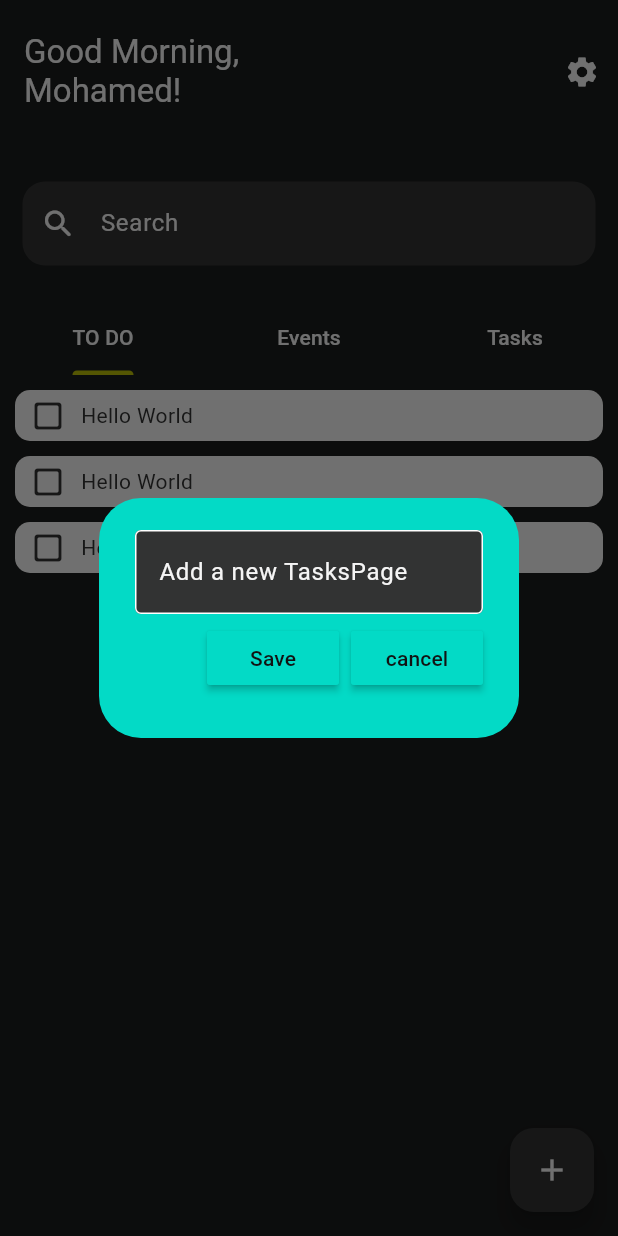
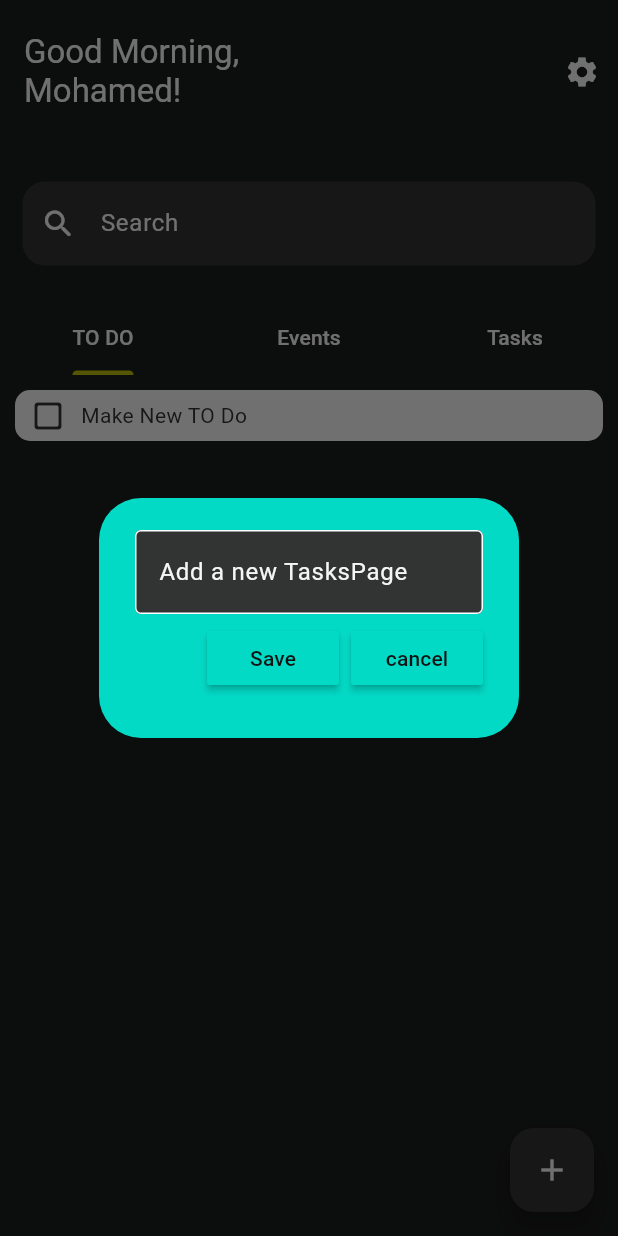
Before and after one commit to zayan1110/ToDo, a Flutter app: the screen it shows after launch, after a tap on the "add" icon, on a phone screen of 412 x 824 dp. Run offline on Flutter 3.47's test engine with Material 3 defaults, Android fonts, the phone set to English and light mode, and no system bars; our stand-ins replace hive, hive_flutter; accounts and stored records are empty.

Commit message:
Adding Models & Refactor ToDo Database

```diff
--- a/lib/data/database.dart
+++ /dev/null
@@ -1,23 +0,0 @@
-import 'package:hive/hive.dart';
-
-class ToDoDataBase {
-  List toDoList = [];
-
-  final _myBox = Hive.box('MyBox');
-
-  void createInitialData() {
-    toDoList = [
-      ['Make Tutorial', false],
-      ['Do Exercise', false],
-    ];
-    _myBox.put("TODOLIST", toDoList);
-  }
-
-  void loadData() {
-    toDoList = _myBox.get("TODOLIST") ?? [];
-  }
-
-  void updateDataBase() {
-    _myBox.put("TODOLIST", toDoList);
-  }
-}
--- /dev/null
+++ b/lib/data/todo_database.dart
@@ -0,0 +1,26 @@
+import 'package:hive/hive.dart';
+
+import '../domain/todo_model.dart';
+
+const String _boxKey = "BOX_KEY";
+const String _toDoKey = "TODO_KEY";
+
+class ToDoDatabase {
+  ToDoDatabase._();
+
+  factory ToDoDatabase() => _instance;
+
+  static final ToDoDatabase _instance = ToDoDatabase._();
+
+  List get toDos => _todo;
+
+  static final _box = Hive.box(_boxKey);
+
+  void updateDatabase() => _box.put(_toDoKey, _todo);
+
+  void addToDo(ToDo todo) => {_todo.add(todo), updateDatabase()};
+
+  void removeToDo(ToDo todo) => {_todo.remove(todo), updateDatabase()};
+
+  final List _todo = _box.get(_toDoKey, defaultValue: [ToDo(name: "Make New TO Do")]);
+}
--- /dev/null
+++ b/lib/domain/event_model.dart
@@ -0,0 +1,7 @@
+import 'task_and_event_model.dart';
+
+class Event extends TaskAndEvent {
+  final DateTime endDate;
+
+  Event({required this.endDate, required super.name, required super.date, required super.description});
+}
--- /dev/null
+++ b/lib/domain/task_and_event_model.dart
@@ -0,0 +1,10 @@
+abstract class TaskAndEvent {
+  final String name;
+  final DateTime date;
+  final String description;
+  // final Category category;
+
+  const TaskAndEvent({required this.name, required this.date, required this.description});
+}
+
+enum Category { work, home, life, study }
--- /dev/null
+++ b/lib/domain/task_model.dart
@@ -0,0 +1,8 @@
+import 'task_and_event_model.dart';
+
+class Task extends TaskAndEvent {
+  final Status status;
+  Task({required this.status, required super.name, required super.date, required super.description});
+}
+
+enum Status { toDo, done, late }
--- /dev/null
+++ b/lib/domain/todo_model.dart
@@ -0,0 +1,19 @@
+import 'package:hive/hive.dart';
+
+part 'todo_model.g.dart';
+
+@HiveType(typeId: 0)
+class ToDo extends HiveObject {
+  @HiveField(0)
+  final String name;
+
+  @HiveField(1)
+  bool isChecked = false;
+  // final ToDoPriority priority;
+
+  ToDo({required this.name});
+
+  void toggleChecked() => isChecked = !isChecked;
+}
+
+enum ToDoPriority { veryImportant, semiImportant, notImportant }
--- a/lib/main.dart
+++ b/lib/main.dart
@@ -1,11 +1,19 @@
 import 'package:flutter/material.dart';
+import 'package:flutter/services.dart';
 import 'package:hive_flutter/hive_flutter.dart';
 
 import 'app/app.dart';
+import 'domain/todo_model.dart';
 
 void main() async {
+  WidgetsFlutterBinding.ensureInitialized();
+
   await Hive.initFlutter();
-  await Hive.openBox('myBox');
+  Hive.registerAdapter(ToDoAdapter());
+  await Hive.openBox('BOX_KEY');
+
+  SystemChrome.setPreferredOrientations([DeviceOrientation.portraitUp]);
+  SystemChrome.setEnabledSystemUIMode(SystemUiMode.immersiveSticky, overlays: [SystemUiOverlay.top]);
 
   runApp(const NoteApp());
 }
--- a/lib/presentation/main_view.dart
+++ b/lib/presentation/main_view.dart
@@ -9,7 +9,7 @@ class MainView extends StatefulWidget {
   const MainView({super.key});
 
   @override
-  _MainViewState createState() => _MainViewState();
+  State<MainView> createState() => _MainViewState();
 }
 
 class _MainViewState extends State<MainView> with SingleTickerProviderStateMixin {
--- a/lib/presentation/pages/todo_page.dart
+++ b/lib/presentation/pages/todo_page.dart
@@ -1,8 +1,8 @@
 import 'package:flutter/material.dart';
-import 'package:hive/hive.dart';
 
-import '../../data/database.dart';
-import '../resources/util/dialog_Box.dart';
+import '../../data/todo_database.dart';
+import '../../domain/todo_model.dart';
+import '../widgets/dialog_box.dart';
 
 class ToDoPage extends StatefulWidget {
   const ToDoPage({super.key});
@@ -12,84 +12,57 @@ class ToDoPage extends StatefulWidget {
 }
 
 class _ToDoPageState extends State<ToDoPage> {
-  final _myBox = Hive.box('MyBox');
-
-  ToDoDataBase db = ToDoDataBase();
-
-  @override
-  void initState() {
-    if (_myBox.get("TODOLIST") == null) {
-      db.createInitialData();
-    } else {
-      db.loadData();
-    }
-
-    super.initState();
-  }
-
+  final ToDoDatabase db = ToDoDatabase();
   final _controller = TextEditingController();
 
-  void checkBoxChanged(bool? value, int index) {
-    setState(() => db.toDoList[index][1] = !db.toDoList[index][1]);
-    db.updateDataBase();
-  }
+  void saveNewToDo() => {setState(() => db.addToDo(ToDo(name: _controller.text))), _controller.clear(), Navigator.pop(context)};
 
-  void saveNewToDo() {
-    setState(() => db.toDoList.add([_controller.text, false]));
-    Navigator.of(context).pop();
-    _controller.clear();
-
-    db.updateDataBase();
-  }
-
-  void createNewToDo(BuildContext context) {
-    showDialog(
-      context: context,
-      builder: (context) => DialogBox(
-        onSave: saveNewToDo,
-        controller: _controller,
-        onCancel: Navigator.of(context).pop,
-      ),
-    );
-  }
-
-  void deleteToDo(int index) {
-    setState(() => db.toDoList.removeAt(index));
-    db.updateDataBase();
-  }
+  void createNewToDo(BuildContext context) => showDialog(
+      context: context, builder: (context) => DialogBox(onSave: saveNewToDo, controller: _controller, onCancel: Navigator.of(context).pop));
 
   @override
   Widget build(BuildContext context) {
     return Scaffold(
       body: ListView.separated(
-        itemCount: 3,
+        itemCount: db.toDos.length,
         padding: const EdgeInsets.all(10),
         separatorBuilder: (_, __) => const SizedBox(height: 10),
-        itemBuilder: (_, index) => ToDoTile(title: index.toString()),
+        itemBuilder: (_, index) => ToDoTile(todo: db.toDos[index]),
       ),
       floatingActionButton: FloatingActionButton(child: const Icon(Icons.add), onPressed: () => createNewToDo(context)),
     );
   }
 }
 
-class ToDoTile extends StatelessWidget {
-  final String title;
-  const ToDoTile({super.key, required this.title});
+class ToDoTile extends StatefulWidget {
+  final ToDo todo;
+  const ToDoTile({required this.todo, super.key});
+
+  @override
+  State<ToDoTile> createState() => _ToDoTileState();
+}
+
+class _ToDoTileState extends State<ToDoTile> {
+  final ToDoDatabase db = ToDoDatabase();
+
+  void checkBoxChanged() => setState(() => {widget.todo.toggleChecked(), db.updateDatabase()});
+
+  TextDecoration? isCheckedLine() => widget.todo.isChecked ? TextDecoration.lineThrough : null;
+
+  IconData isCheckedIcon() => widget.todo.isChecked ? Icons.check_box_rounded : Icons.check_box_outline_blank_rounded;
 
   @override
   Widget build(BuildContext context) {
     return GestureDetector(
+      onTap: checkBoxChanged,
       child: Container(
         padding: const EdgeInsets.symmetric(horizontal: 10, vertical: 5),
         decoration: BoxDecoration(color: Theme.of(context).colorScheme.primaryContainer, borderRadius: const BorderRadius.all(Radius.circular(10))),
         child: Row(
           children: [
-            Icon(
-              Icons.check_box_outline_blank_rounded,
-              color: Theme.of(context).colorScheme.onPrimaryContainer,
-            ),
+            Icon(isCheckedIcon(), color: Theme.of(context).colorScheme.onPrimaryContainer),
             const SizedBox(width: 10),
-            Text("Hello World", style: TextStyle(color: Theme.of(context).colorScheme.onPrimaryContainer)),
+            Text(widget.todo.name, style: TextStyle(color: Theme.of(context).colorScheme.onPrimaryContainer, decoration: isCheckedLine())),
           ],
         ),
       ),
--- a/lib/presentation/resources/util/custom_button.dart
+++ /dev/null
@@ -1,22 +0,0 @@
-import 'package:flutter/material.dart';
-
-class custombutton extends StatelessWidget {
-  final String text;
-  VoidCallback onPressed;
-
-  custombutton({super.key, required this.text, required this.onPressed});
-
-  @override
-  Widget build(BuildContext context) {
-    return MaterialButton(
-      color: Theme.of(context).colorScheme.secondary,
-      onPressed: onPressed,
-      child: Text(
-        text,
-        style: TextStyle(
-          color: Theme.of(context).colorScheme.background,
-        ),
-      ),
-    );
-  }
-}
--- /dev/null
+++ b/lib/presentation/widgets/custom_button.dart
@@ -0,0 +1,17 @@
+import 'package:flutter/material.dart';
+
+class CustomButton extends StatelessWidget {
+  final String text;
+  final VoidCallback onPressed;
+
+  const CustomButton({super.key, required this.text, required this.onPressed});
+
+  @override
+  Widget build(BuildContext context) {
+    return MaterialButton(
+      onPressed: onPressed,
+      color: Theme.of(context).colorScheme.secondary,
+      child: Text(text, style: TextStyle(color: Theme.of(context).colorScheme.background)),
+    );
+  }
+}
--- a/lib/presentation/resources/util/dialog_Box.dart
+++ b/lib/presentation/widgets/dialog_box.dart
@@ -2,16 +2,11 @@ import 'package:flutter/material.dart';
 import 'custom_button.dart';
 
 class DialogBox extends StatelessWidget {
-  final controller;
-  VoidCallback onSave;
-  VoidCallback onCancel;
+  final VoidCallback onSave;
+  final VoidCallback onCancel;
+  final TextEditingController controller;
 
-  DialogBox({
-    super.key,
-    required this.controller,
-    required this.onSave,
-    required this.onCancel,
-  });
+  const DialogBox({super.key, required this.onSave, required this.onCancel, required this.controller});
 
   @override
   Widget build(BuildContext context) {
@@ -32,11 +27,11 @@ class DialogBox extends StatelessWidget {
             Row(
               mainAxisAlignment: MainAxisAlignment.end,
               children: [
-                custombutton(text: 'Save', onPressed: onSave),
+                CustomButton(text: 'Save', onPressed: onSave),
                 const SizedBox(
                   width: 8,
                 ),
-                custombutton(text: 'cancel', onPressed: onCancel)
+                CustomButton(text: 'cancel', onPressed: onCancel)
               ],
             )
           ],
--- a/lib/presentation/resources/util/todo_tile.dart
+++ b/lib/presentation/widgets/todo_tile.dart
@@ -1,21 +1,15 @@
 import 'package:flutter/material.dart';
 
 class ToDoTile extends StatefulWidget {
-  final String TasksPageName;
-  final bool TasksPagecombleted;
+  final String tasksPageName;
+  final bool tasksPageCompleted;
   final Function(bool?) onChanged;
   final Function() deleteFunction;
 
-  const ToDoTile({
-    super.key,
-    required this.TasksPageName,
-    required this.TasksPagecombleted,
-    required this.onChanged,
-    required this.deleteFunction,
-  });
+  const ToDoTile({super.key, required this.onChanged, required this.tasksPageName, required this.deleteFunction, required this.tasksPageCompleted});
 
   @override
-  _ToDoTileState createState() => _ToDoTileState();
+  State<ToDoTile> createState() => _ToDoTileState();
 }
 
 class _ToDoTileState extends State<ToDoTile> {
@@ -24,7 +18,7 @@ class _ToDoTileState extends State<ToDoTile> {
   @override
   void initState() {
     super.initState();
-    _isTasksPageCompleted = widget.TasksPagecombleted;
+    _isTasksPageCompleted = widget.tasksPageCompleted;
   }
 
   void _toggleTasksPageCompletion() {
@@ -49,11 +43,8 @@ class _ToDoTileState extends State<ToDoTile> {
             GestureDetector(
               onTap: _toggleTasksPageCompletion,
               child: Text(
-                widget.TasksPageName,
-                style: TextStyle(
-                  color: Colors.black,
-                  decoration: _isTasksPageCompleted ? TextDecoration.lineThrough : TextDecoration.none,
-                ),
+                widget.tasksPageName,
+                style: TextStyle(color: Colors.black, decoration: _isTasksPageCompleted ? TextDecoration.lineThrough : TextDecoration.none),
               ),
             ),
             Row(
@@ -61,7 +52,7 @@ class _ToDoTileState extends State<ToDoTile> {
               children: [
                 const Text(
                   "date",
-                  style: TextStyle(color: Colors.black),
+                  style: TextStyle(color: Colors.black)
                 ),
                 IconButton(
                   onPressed: widget.deleteFunction,
```
Also changed, not shown: lib/domain/todo_model.g.dart (added).
